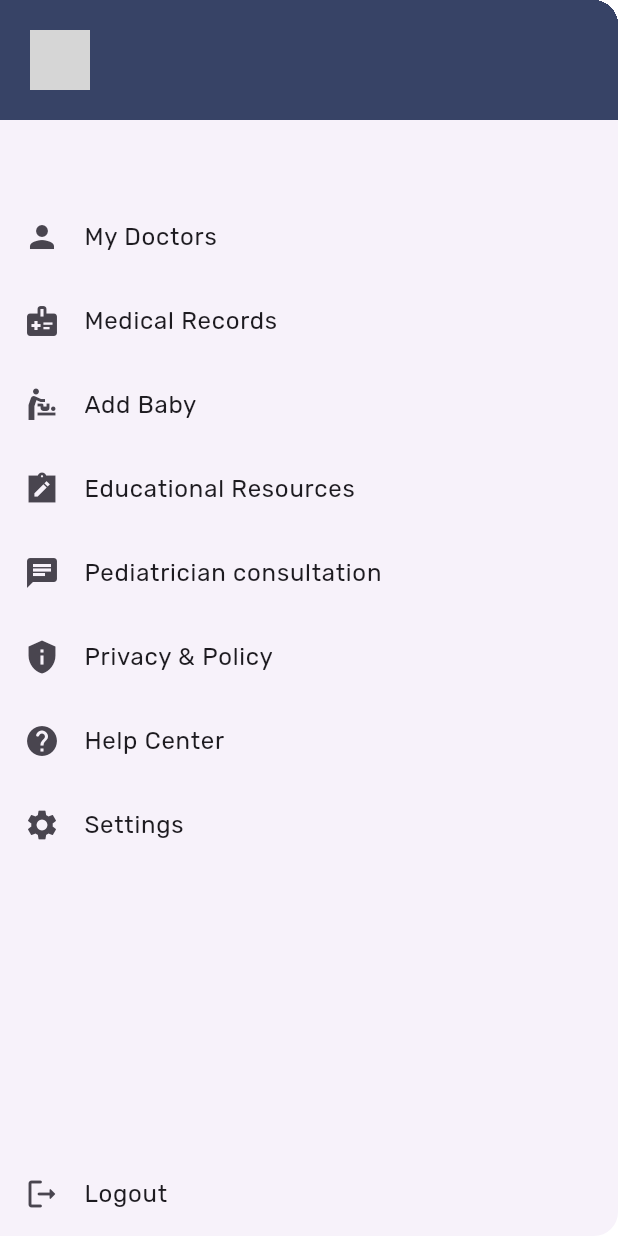
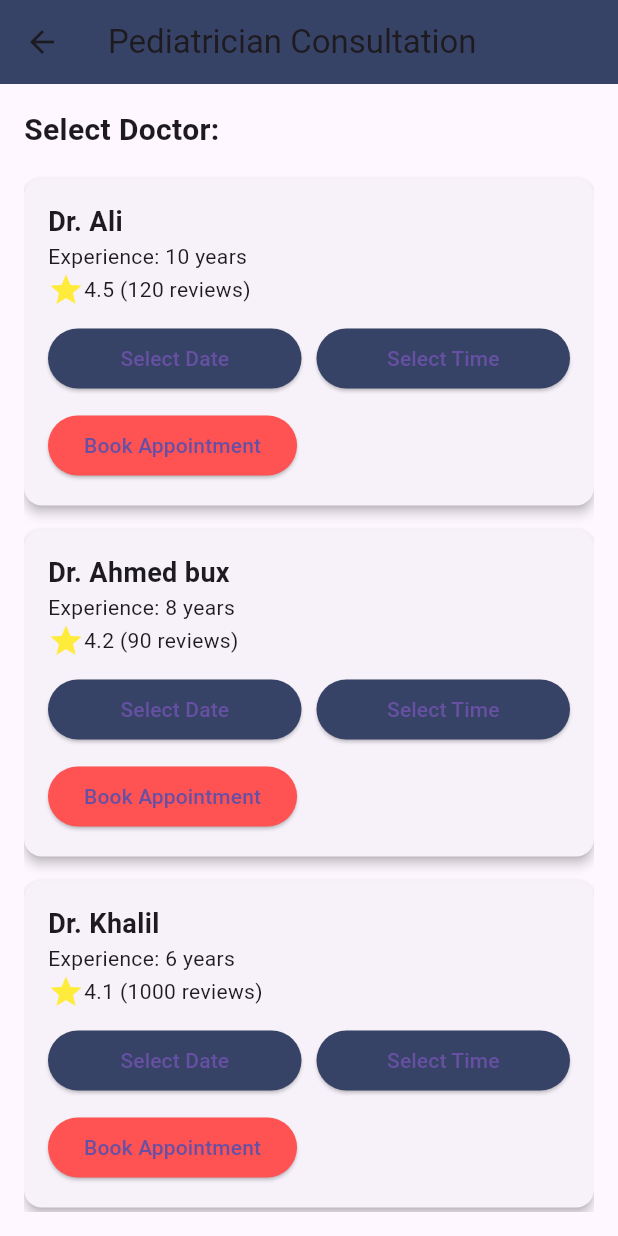
Before and after one commit to 2012398/Mycode, a Flutter app: the MainDrawer widget shown alone on an empty page, opened directly, after a tap on "Pediatrician consultation", on a phone screen of 412 x 824 dp. Run offline on Flutter 3.47's test engine with Material 3 defaults, Android fonts, the phone set to English and light mode, and no system bars; our stand-ins replace cloud_firestore, firebase_auth, firebase_core, get, google_fonts; accounts and stored records are empty; network calls fail; grey boxes are pictures that could not be loaded.

Commit message:
Admin panel consultation screen done

```diff
--- a/lib/Screens/main_drawer.dart
+++ b/lib/Screens/main_drawer.dart
@@ -4,6 +4,7 @@ import 'package:flutter/material.dart';
 import 'package:fyp/Screens/educational_resources.dart';
 import 'package:fyp/Screens/login_screen.dart';
 import 'package:fyp/Screens/onboarding_screen1.dart';
+import 'package:fyp/Screens/pediatrician_consultation.dart';
 import 'package:fyp/Screens/privacy_policy.dart';
 import 'package:google_fonts/google_fonts.dart';
 import 'package:firebase_auth/firebase_auth.dart';
@@ -131,7 +132,7 @@ class MainDrawer extends StatelessWidget {
               Navigator.push(
                   context,
                   MaterialPageRoute(
-                    builder: (context) => MainDrawer(),
+                    builder: (context) => ConsultationScreen(),
                   ));
             },
             title: Text(
--- /dev/null
+++ b/lib/Screens/pediatrician_consultation.dart
@@ -0,0 +1,195 @@
+import 'package:flutter/material.dart';
+
+class ConsultationScreen extends StatefulWidget {
+  @override
+  _ConsultationScreenState createState() => _ConsultationScreenState();
+}
+
+class _ConsultationScreenState extends State<ConsultationScreen> {
+  String selectedTime = 'Select Time';
+  DateTime selectedDate = DateTime.now();
+
+  // Sample list of doctors
+  List<Doctor> doctors = [
+    Doctor(name: 'Dr. Ali', experience: '10 years', rating: 4.5, reviews: 120),
+    Doctor(
+        name: 'Dr. Ahmed bux', experience: '8 years', rating: 4.2, reviews: 90),
+    Doctor(
+        name: 'Dr. Khalil', experience: '6 years', rating: 4.1, reviews: 1000),
+    // Add more doctors as needed
+  ];
+
+  @override
+  Widget build(BuildContext context) {
+    return Scaffold(
+      appBar: AppBar(
+        backgroundColor: Color(0xff374366),
+        title: Text('Pediatrician Consultation'),
+      ),
+      body: Padding(
+        padding: const EdgeInsets.all(16.0),
+        child: Column(
+          crossAxisAlignment: CrossAxisAlignment.start,
+          children: [
+            Text(
+              'Select Doctor:',
+              style: TextStyle(fontSize: 20, fontWeight: FontWeight.bold),
+            ),
+            SizedBox(height: 10),
+            // Display list of doctors
+            Expanded(
+              child: ListView.builder(
+                itemCount: doctors.length,
+                itemBuilder: (context, index) {
+                  return DoctorCard(
+                    doctor: doctors[index],
+                    onDateAndTimeSelected: (selectedTime) {
+                      // TODO: Handle date and time selection for the specific doctor
+                      // You can use selectedDate and selectedTime here
+                    },
+                    onDateSelected: (selectedDate) {
+                      setState(() {
+                        this.selectedDate = selectedDate;
+                      });
+                    },
+                  );
+                },
+              ),
+            ),
+          ],
+        ),
+      ),
+    );
+  }
+}
+
+class Doctor {
+  final String name;
+  final String experience;
+  final double rating;
+  final int reviews;
+
+  Doctor(
+      {required this.name,
+      required this.experience,
+      required this.rating,
+      required this.reviews});
+}
+
+class DoctorCard extends StatefulWidget {
+  final Doctor doctor;
+  final Function(DateTime selectedTime) onDateAndTimeSelected;
+  final Function(DateTime selectedDate) onDateSelected;
+
+  DoctorCard({
+    required this.doctor,
+    required this.onDateAndTimeSelected,
+    required this.onDateSelected,
+  });
+
+  @override
+  _DoctorCardState createState() => _DoctorCardState();
+}
+
+class _DoctorCardState extends State<DoctorCard> {
+  String selectedTime = 'Select Time';
+  DateTime selectedDate = DateTime.now();
+
+  Future<void> _showTimePicker() async {
+    TimeOfDay? selected = await showTimePicker(
+      context: context,
+      initialTime: TimeOfDay.now(),
+    );
+
+    if (selected != null) {
+      setState(() {
+        selectedTime = '${selected.format(context)}';
+      });
+      widget.onDateAndTimeSelected(DateTime(
+          selectedDate.year,
+          selectedDate.month,
+          selectedDate.day,
+          selected.hour,
+          selected.minute));
+    }
+  }
+
+  Future<void> _selectDate(BuildContext context) async {
+    DateTime? picked = await showDatePicker(
+      context: context,
+      initialDate: selectedDate,
+      firstDate: DateTime.now(),
+      lastDate: DateTime.now().add(Duration(days: 365)),
+    );
+
+    if (picked != null) {
+      setState(() {
+        selectedDate = picked;
+      });
+      widget.onDateSelected(picked);
+    }
+  }
+
+  @override
+  Widget build(BuildContext context) {
+    return Card(
+      elevation: 3,
+      margin: EdgeInsets.symmetric(vertical: 8),
+      child: Padding(
+        padding: const EdgeInsets.all(16.0),
+        child: Column(
+          crossAxisAlignment: CrossAxisAlignment.start,
+          children: [
+            Text(
+              widget.doctor.name,
+              style: TextStyle(fontSize: 18, fontWeight: FontWeight.bold),
+            ),
+            Text('Experience: ${widget.doctor.experience}'),
+            Row(
+              children: [
+                Icon(Icons.star, color: Colors.yellow),
+                Text(
+                    '${widget.doctor.rating} (${widget.doctor.reviews} reviews)'),
+              ],
+            ),
+            SizedBox(height: 10),
+            Row(
+              children: [
+                Expanded(
+                  child: ElevatedButton(
+                    style: ElevatedButton.styleFrom(
+                        backgroundColor: Color(0xff374366)),
+                    onPressed: () {
+                      _selectDate(context);
+                    },
+                    child: Text('Select Date'),
+                  ),
+                ),
+                SizedBox(width: 10),
+                Expanded(
+                  child: ElevatedButton(
+                    style: ElevatedButton.styleFrom(
+                        backgroundColor: Color(0xff374366)),
+                    onPressed: () {
+                      _showTimePicker();
+                    },
+                    child: Text(selectedTime),
+                  ),
+                ),
+              ],
+            ),
+            SizedBox(height: 10),
+            ElevatedButton(
+              style:
+                  ElevatedButton.styleFrom(backgroundColor: Colors.redAccent),
+              onPressed: () {
+                // TODO: Implement consultation request submission
+              },
+              child: Text('Book Appointment'),
+            ),
+          ],
+        ),
+      ),
+    );
+  }
+}
--- a/pubspec.yaml
+++ b/pubspec.yaml
@@ -43,6 +43,7 @@ dependencies:
   get: ^4.6.6
   http: ^1.1.0
   intl: ^0.19.0
+
 
 
 
```
Also changed, not shown: lib/Screens/admin_screen.dart (added, +72 -0 lines), lib/main.dart (+7 -5 lines).
